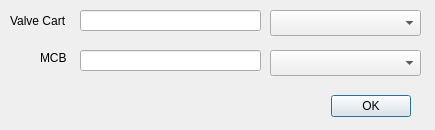
Above: src/MCC_GUI/qt/PortSel.ui from UVicRocketry/Hybrid-Controls-System before the change. Below: the same form after it.
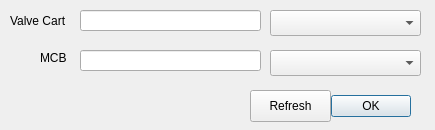
That is the form after the change.

The edit to the form file:
```diff
--- a/src/MCC_GUI/qt/PortSel.ui
+++ b/src/MCC_GUI/qt/PortSel.ui
@@ -16,9 +16,9 @@
   <widget class="QDialogButtonBox" name="b_VCPort">
    <property name="geometry">
     <rect>
-     <x>20</x>
+     <x>330</x>
      <y>90</y>
-     <width>391</width>
+     <width>81</width>
      <height>32</height>
     </rect>
    </property>
@@ -95,6 +95,19 @@
     </rect>
    </property>
   </widget>
+  <widget class="QPushButton" name="b_refresh">
+   <property name="geometry">
+    <rect>
+     <x>250</x>
+     <y>90</y>
+     <width>81</width>
+     <height>32</height>
+    </rect>
+   </property>
+   <property name="text">
+    <string>Refresh</string>
+   </property>
+  </widget>
  </widget>
  <resources/>
  <connections>
```
